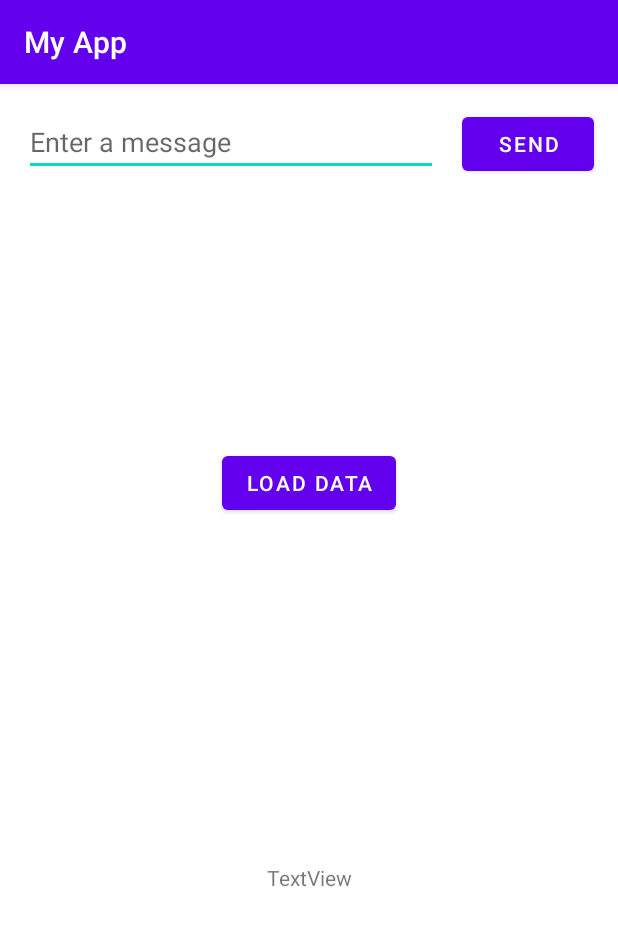
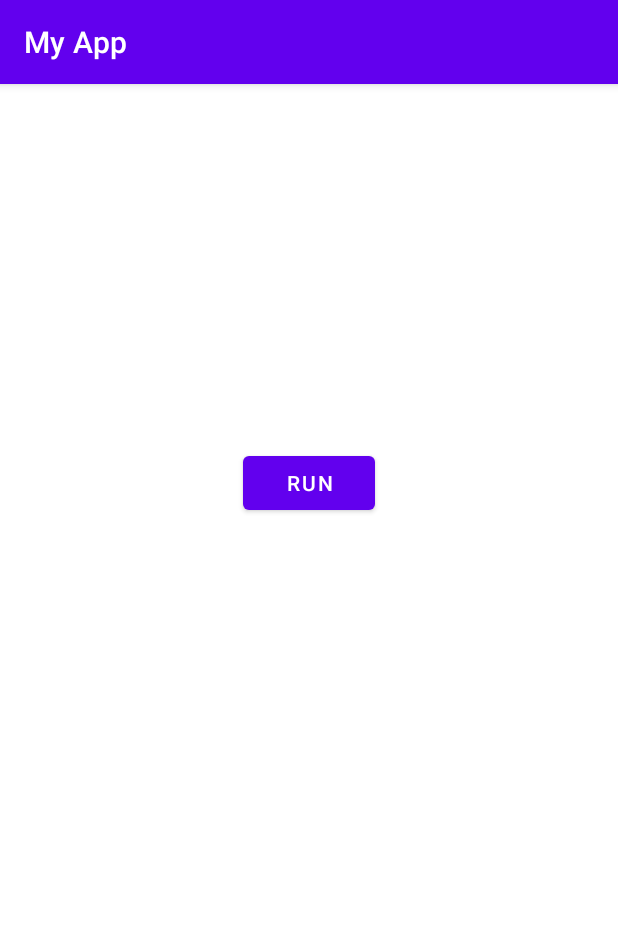
Before and after one commit to ejhusom/healthAI, an Android app: the screen it shows after launch (MainActivity), on a phone screen of 412 x 824 dp. Shown: the top 926 px of the screen. Run offline under Robolectric (Android 15) with nearby library versions, the phone set to English and light mode, and no system bars; libraries missing offline, so code that uses them is left out: com.opencsv, org.tensorflow.lite.

Commit message:
Code and UI clean-up

```diff
--- a/app/src/main/res/layout/activity_main.xml
+++ b/app/src/main/res/layout/activity_main.xml
@@ -15,6 +15,7 @@
         android:ems="10"
         android:hint="@string/edit_message"
         android:inputType="textPersonName"
+        android:visibility="invisible"
         app:layout_constraintEnd_toStartOf="@+id/button2"
         app:layout_constraintHorizontal_bias="0.5"
         app:layout_constraintStart_toStartOf="parent"
@@ -28,10 +29,12 @@
         android:layout_marginEnd="16dp"
         android:onClick="sendMessage"
         android:text="@string/button_send"
+        android:visibility="invisible"
         app:layout_constraintBaseline_toBaselineOf="@+id/editTextTextPersonName"
         app:layout_constraintEnd_toEndOf="parent"
         app:layout_constraintHorizontal_bias="0.5"
-        app:layout_constraintStart_toEndOf="@+id/editTextTextPersonName" />
+        app:layout_constraintStart_toEndOf="@+id/editTextTextPersonName"
+        tools:visibility="invisible" />
 
     <Button
         android:id="@+id/button3"
@@ -49,9 +52,28 @@
         android:id="@+id/textView2"
         android:layout_width="wrap_content"
         android:layout_height="wrap_content"
-        android:text="TextView"
+        android:text="Stress Level:"
+        android:visibility="invisible"
         app:layout_constraintBottom_toBottomOf="parent"
         app:layout_constraintEnd_toEndOf="parent"
         app:layout_constraintStart_toStartOf="parent"
-        app:layout_constraintTop_toBottomOf="@+id/button3" />
+        app:layout_constraintTop_toBottomOf="@+id/button3"
+        tools:visibility="invisible" />
+
+    <TextView
+        android:id="@+id/stressLevelValueTextField"
+        android:layout_width="100dp"
+        android:layout_height="50dp"
+        android:layout_marginStart="155dp"
+        android:layout_marginTop="248dp"
+        android:layout_marginEnd="155dp"
+        android:layout_marginBottom="155dp"
+        android:text="0"
+        android:visibility="invisible"
+        app:layout_constraintBottom_toBottomOf="parent"
+        app:layout_constraintEnd_toEndOf="parent"
+        app:layout_constraintStart_toStartOf="parent"
+        app:layout_constraintTop_toBottomOf="@+id/button3"
+        tools:visibility="invisible" />
+
 </androidx.constraintlayout.widget.ConstraintLayout>
--- a/app/src/main/res/values/strings.xml
+++ b/app/src/main/res/values/strings.xml
@@ -2,5 +2,5 @@
     <string name="app_name">My App</string>
     <string name="edit_message">Enter a message</string>
     <string name="button_send">Send</string>
-    <string name="button_load_data">Load data</string>
+    <string name="button_load_data">RUN</string>
 </resources>
```
Also changed, not shown: app/src/main/java/com/example/myapp/MainActivity.java (+44 -39 lines).
